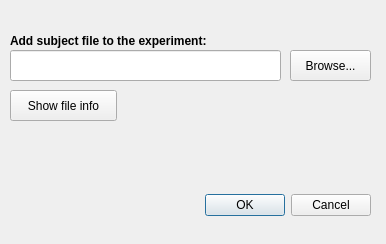
This is meggie_batch/ui/qt4Designer_ui_files/addSubjectDialog.ui in cibr-jyu/meggie as Qt 5 draws it before an edit. The edited form follows.
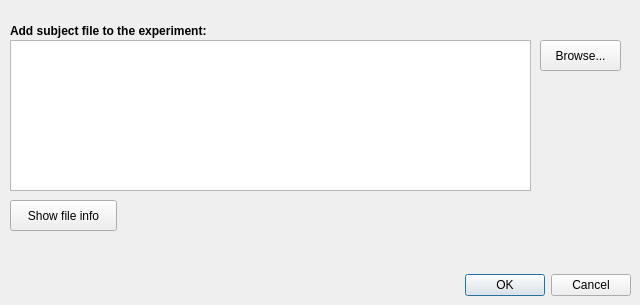
This is the edited form.

Commit message: Created functionality to add multiple subjects at once.

Diff of the .ui file:
```diff
--- a/meggie_batch/ui/qt4Designer_ui_files/addSubjectDialog.ui
+++ b/meggie_batch/ui/qt4Designer_ui_files/addSubjectDialog.ui
@@ -6,8 +6,8 @@
    <rect>
     <x>0</x>
     <y>0</y>
-    <width>386</width>
-    <height>244</height>
+    <width>640</width>
+    <height>305</height>
    </rect>
   </property>
   <property name="windowTitle">
@@ -16,8 +16,8 @@
   <widget class="QDialogButtonBox" name="buttonBox">
    <property name="geometry">
     <rect>
-     <x>200</x>
-     <y>190</y>
+     <x>460</x>
+     <y>270</y>
      <width>171</width>
      <height>31</height>
     </rect>
@@ -39,7 +39,7 @@
    <property name="geometry">
     <rect>
      <x>10</x>
-     <y>30</y>
+     <y>20</y>
      <width>251</width>
      <height>21</height>
     </rect>
@@ -57,8 +57,8 @@
   <widget class="QPushButton" name="pushButtonBrowse">
    <property name="geometry">
     <rect>
-     <x>290</x>
-     <y>50</y>
+     <x>540</x>
+     <y>40</y>
      <width>81</width>
      <height>31</height>
     </rect>
@@ -73,21 +73,11 @@
     <string>Browse...</string>
    </property>
   </widget>
-  <widget class="QLineEdit" name="lineEditFileName">
-   <property name="geometry">
-    <rect>
-     <x>10</x>
-     <y>50</y>
-     <width>271</width>
-     <height>31</height>
-    </rect>
-   </property>
-  </widget>
   <widget class="QPushButton" name="pushButtonShowFileInfo">
    <property name="geometry">
     <rect>
      <x>10</x>
-     <y>90</y>
+     <y>200</y>
      <width>107</width>
      <height>31</height>
     </rect>
@@ -96,6 +86,16 @@
     <string>Show file info</string>
    </property>
   </widget>
+  <widget class="QListWidget" name="listWidgetFileNames">
+   <property name="geometry">
+    <rect>
+     <x>10</x>
+     <y>40</y>
+     <width>521</width>
+     <height>151</height>
+    </rect>
+   </property>
+  </widget>
  </widget>
  <resources/>
  <connections>
```
The commit also changes 3 other files.
